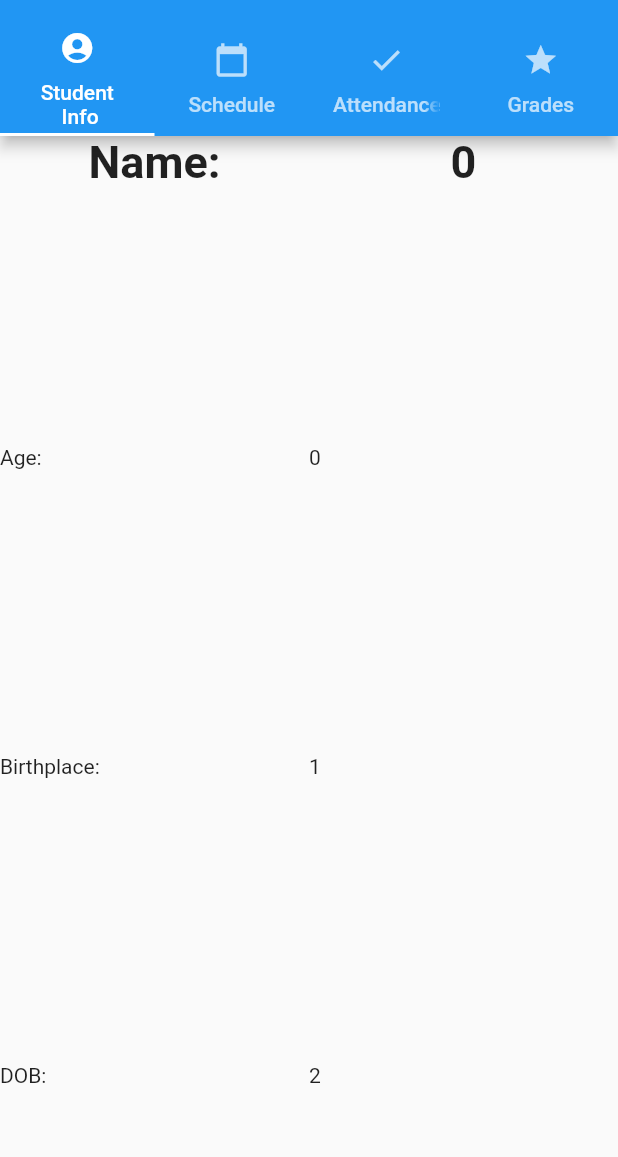
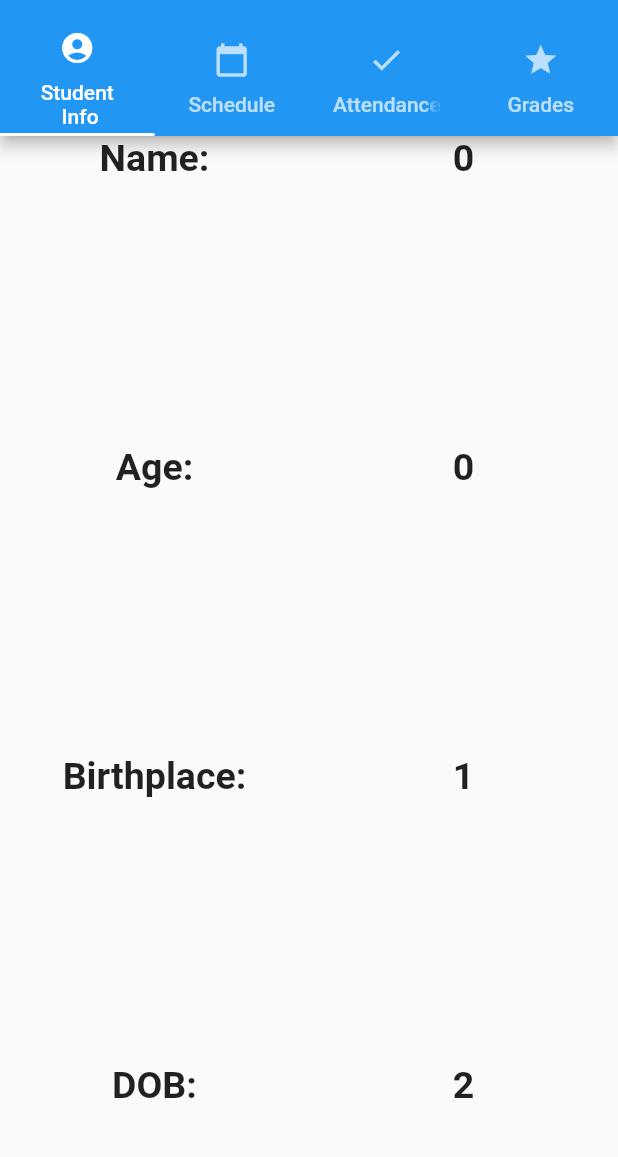
Before and after one commit to figamin/GonkCentral2, a Flutter app: the screen it shows after launch, on a phone screen of 412 x 824 dp, the part 59-1216 px from its top. Run offline on Flutter 3.47's test engine with Material 2 defaults, Android fonts, the phone set to English and light mode, and no system bars; our stand-ins replace cookie_jar, dio, dio_cookie_manager; network calls fail; statements that could not run were skipped.

```diff
--- a/lib/ipasslogin.dart
+++ b/lib/ipasslogin.dart
@@ -11,7 +11,7 @@ class IPassLogin
     Dio dio = new Dio();
     dio.interceptors.add(CookieManager(cjar));
     var loginPage = 'https://ipassweb.harrisschool.solutions/school/nsboro/syslogin.htm';
-    var response = await dio.post(loginPage + "?userid=6393anderson&password=daddad64");
+    var response = await dio.post(loginPage + "?userid=" + username + "&password=" + password);
     p1 = await dio.get("https://ipassweb.harrisschool.solutions/school/nsboro/istudentbio.htm");
     p2 = await dio.get("https://ipassweb.harrisschool.solutions/school/nsboro/samattendance.htm");
     p3 = await dio.get("https://ipassweb.harrisschool.solutions/school/nsboro/samschedule.htm");
--- a/lib/tabs/first.dart
+++ b/lib/tabs/first.dart
@@ -4,10 +4,10 @@ import 'package:html/dom.dart' as dom;
 import 'package:gonk_central_2/ipasslogin.dart';
 List<dom.Element> ages;
 List<dom.Element> ages2;
-List<String> placeholders = ["0", "1", "2", "3", "4", "0", "1", "2", "3", "4"];
+List<String> placeholders = ["0", "1", "2", "3", "4", "0", "1", "2", "3", "4", "0", "1", "2", "3", "4", "0", "1", "2", "3", "4"];
 Future gee()async{
   var loge = new IPassLogin();
-  await loge.logIn('6393anderson', 'daddad64');
+  await loge.logIn('8458bechta', 'mylife');
   var doc = parse(loge.p1.toString());
   ages = doc.querySelectorAll(".Datal");
   ages2 = doc.querySelectorAll(".DataMBl");
@@ -16,12 +16,31 @@ class First extends StatelessWidget {
   @override
   Widget build(BuildContext context) {
     gee().whenComplete((){
+      bool graduated = int.parse(ages[3].text) < DateTime.now().year || (int.parse(ages[3].text) == DateTime.now().year && DateTime.now().month >= 6)
+      if(graduated)
+        {
           placeholders[0] = ages2[0].text;
           placeholders[1] = ages[6].text;
           placeholders[2] = ages[7].text;
           placeholders[3] = ages[8].text;
           placeholders[4] = ages[9].text;
           placeholders[5] = ages[4].text;
+          placeholders[6] = ages[34].text;
+          placeholders[7] = ages[46].text;
+          placeholders[8] = ages[2].text;
+        }
+      else
+        {
+          placeholders[0] =
+          placeholders[1] =
+          placeholders[2] =
+          placeholders[3] =
+          placeholders[4] =
+          placeholders[5] =
+          placeholders[6] =
+          placeholders[7] =
+          placeholders[8] =
+        }
     });
     return MaterialApp(
       home: Scaffold(
@@ -33,31 +52,70 @@ class First extends StatelessWidget {
           children: <Widget>[
             Text("Name:",
               textAlign: TextAlign.center,
-              style: TextStyle(fontWeight: FontWeight.bold, fontSize: 30),
-            ),
-            Text((placeholders[5]),
+              style: TextStyle(fontWeight: FontWeight.bold, fontSize: 25),               ),
+            Text(placeholders[5],
               textAlign: TextAlign.center,
-              style: TextStyle(fontWeight: FontWeight.bold, fontSize: 30),
-            ),
-            Text("Age:"),
-            Text(placeholders[0]),
-            Text("Birthplace:"),
-            Text(placeholders[1]),
-            Text("DOB:"),
-            Text(placeholders[2]),
-            Text("School Email:"),
-            Text(placeholders[3]),
-            Text("Ethnicity:"),
-            Text(placeholders[4]),
-            Text("Locker Number:"),
-            Text(""),
-            Text("Locker Combo:"),
-            Text(""),
-            Text("Phone Number:"),
-            Text(""),
-            Text("Bus Route:"),
-            Text(""),
-            Text("Guidence Counselor:"),
+              style: TextStyle(fontWeight: FontWeight.bold, fontSize: 25),),
+            Text("Age:",
+              textAlign: TextAlign.center,
+              style: TextStyle(fontWeight: FontWeight.bold, fontSize: 25),),
+            Text(placeholders[0],
+              textAlign: TextAlign.center,
+              style: TextStyle(fontWeight: FontWeight.bold, fontSize: 25),),
+            Text("Birthplace:",
+              textAlign: TextAlign.center,
+              style: TextStyle(fontWeight: FontWeight.bold, fontSize: 25),),
+            Text(placeholders[1],
+              textAlign: TextAlign.center,
+              style: TextStyle(fontWeight: FontWeight.bold, fontSize: 25),),
+            Text("DOB:",
+              textAlign: TextAlign.center,
+              style: TextStyle(fontWeight: FontWeight.bold, fontSize: 25),),
+            Text(placeholders[2],
+              textAlign: TextAlign.center,
+              style: TextStyle(fontWeight: FontWeight.bold, fontSize: 25),),
+            Text("School Email:",
+              textAlign: TextAlign.center,
+              style: TextStyle(fontWeight: FontWeight.bold, fontSize: 25),),
+            Text(placeholders[3],
+              textAlign: TextAlign.center,
+              style: TextStyle(fontWeight: FontWeight.bold, fontSize: 25),),
+            Text("Ethnicity:",
+              textAlign: TextAlign.center,
+              style: TextStyle(fontWeight: FontWeight.bold, fontSize: 25),),
+            Text(placeholders[4],
+              textAlign: TextAlign.center,
+              style: TextStyle(fontWeight: FontWeight.bold, fontSize: 25),),
+            Text("Locker Number:",
+              textAlign: TextAlign.center,
+              style: TextStyle(fontWeight: FontWeight.bold, fontSize: 25),),
+            Text("N/A",
+              textAlign: TextAlign.center,
+              style: TextStyle(fontWeight: FontWeight.bold, fontSize: 25),),
+            Text("Locker Combo:",
+              textAlign: TextAlign.center,
+              style: TextStyle(fontWeight: FontWeight.bold, fontSize: 25),),
+            Text("N/A",
+              textAlign: TextAlign.center,
+              style: TextStyle(fontWeight: FontWeight.bold, fontSize: 25),),
+            Text("Phone Number:",
+              textAlign: TextAlign.center,
+              style: TextStyle(fontWeight: FontWeight.bold, fontSize: 25),),
+            Text(placeholders[5],
+              textAlign: TextAlign.center,
+              style: TextStyle(fontWeight: FontWeight.bold, fontSize: 25),),
+            Text("Bus Route:",
+              textAlign: TextAlign.center,
+              style: TextStyle(fontWeight: FontWeight.bold, fontSize: 25),),
+            Text(placeholders[6],
+              textAlign: TextAlign.center,
+              style: TextStyle(fontWeight: FontWeight.bold, fontSize: 25),),
+            Text("Guidence Counselor:",
+              textAlign: TextAlign.center,
+              style: TextStyle(fontWeight: FontWeight.bold, fontSize: 25),),
+            Text(placeholders[7],
+              textAlign: TextAlign.center,
+              style: TextStyle(fontWeight: FontWeight.bold, fontSize: 25),),
           ],
         ),
       ),
--- a/lib/test.dart
+++ b/lib/test.dart
@@ -5,7 +5,7 @@ import 'package:html/parser.dart' show parse;
 import 'package:html/dom.dart';
 main() async {
   var loge = new IPassLogin();
-  await loge.logIn('6393anderson', 'daddad64');
+  await loge.logIn('8458bechta', 'mylife');
   var doc = parse(loge.p1.toString());
   List<Element> ages = doc.querySelectorAll(".Datal");
   for(int i = 0; i < ages.length; i++)
```
Lines whose indentation alone changed are shown as unchanged.
